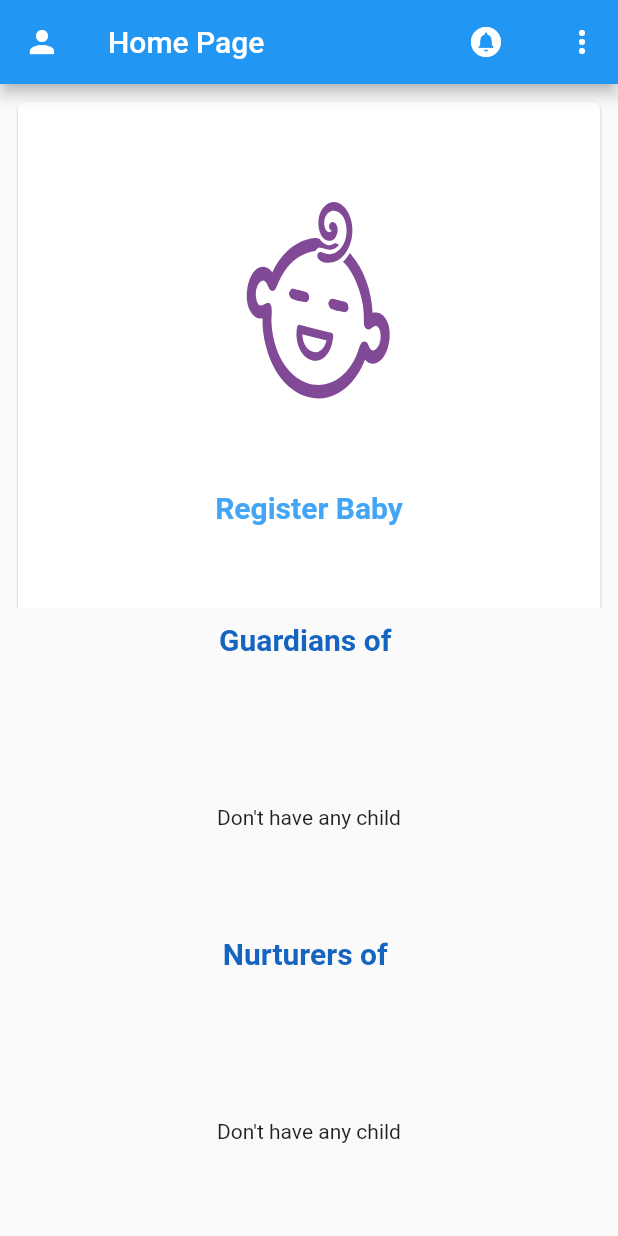
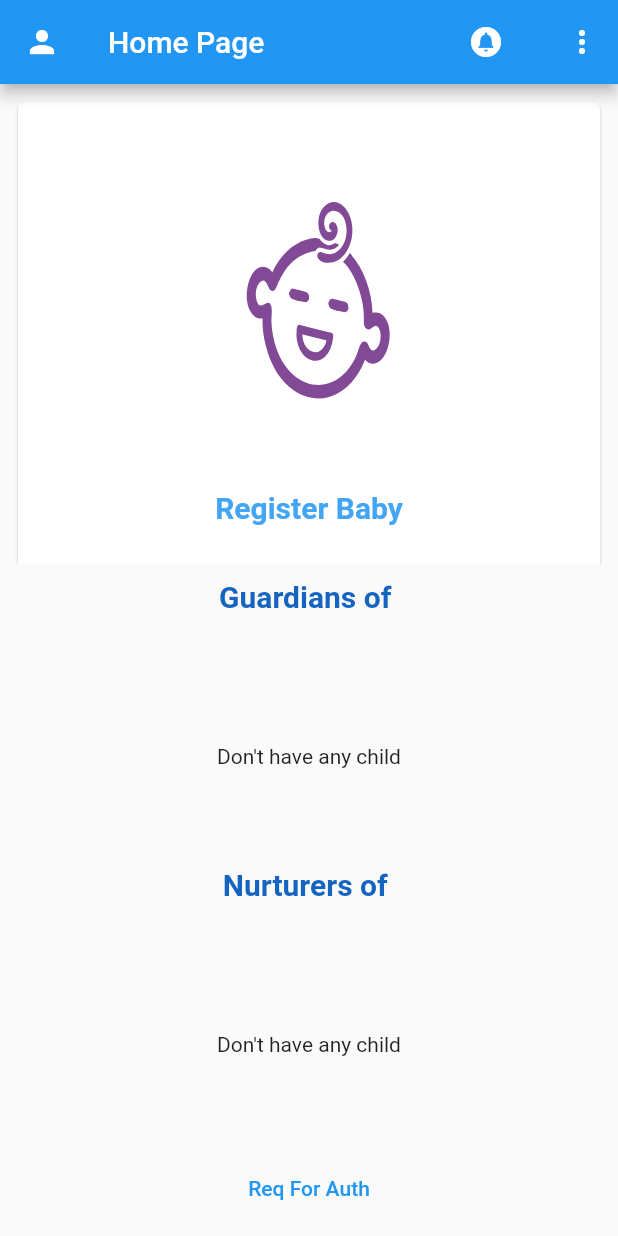
Before and after one commit to RaiyanJahangir/Capstone-Project, a Flutter app: the UserHome screen opened directly, on a phone screen of 412 x 824 dp. Run offline on Flutter 3.47's test engine with Material 2 defaults, Android fonts, the phone set to English and light mode, and no system bars; our stand-ins replace cloud_firestore, datetime_picker_formfield, firebase_auth, firebase_core, firebase_database, firebase_messaging and 10 more; missing offline and left inert: draw_graph, flutter_gauge; accounts and stored records are empty.

Commit message:
nur req up

```diff
--- a/lib/screens/baby_info_as_nurturer.dart
+++ b/lib/screens/baby_info_as_nurturer.dart
@@ -260,7 +260,7 @@ class _nurturer_homepageState extends State<nurturer_homepage> {
                     elevation: 4,
                     child: InkWell(
                       onTap: () => Navigator.of(context).push(
-                          MaterialPageRoute(builder: (c) => reqauth(widget.text))),
+                          MaterialPageRoute(builder: (c) => reqauth())),
                       child: Column(
                         mainAxisAlignment: MainAxisAlignment.center,
                         children: [
--- a/lib/screens/user_home_page.dart
+++ b/lib/screens/user_home_page.dart
@@ -9,6 +9,7 @@ import 'package:email_password_login/screens/home_screen.dart';
 import 'package:email_password_login/screens/register_child.dart';
 import 'package:email_password_login/screens/registration_screen.dart';
 import 'package:email_password_login/model/user_model.dart';
+import 'package:email_password_login/screens/req_auth_page.dart';
 import 'package:firebase_auth/firebase_auth.dart';
 import 'package:flutter/material.dart';
 import 'package:fluttertoast/fluttertoast.dart';
@@ -340,7 +341,18 @@ class _UserHomeState extends State<UserHome> {
                     }).toList(),
                   )
                       : Center(child: const Text('Don\'t have any child')),
-                )
+                ),
+                Expanded(
+                  flex: 1,
+                    child: TextButton(
+                  style: TextButton.styleFrom(
+                    primary: Colors.blue,
+                    onSurface: Colors.blue[900],
+                  ),
+                  onPressed: () {Navigator.of(context).push(
+                      MaterialPageRoute(builder: (c) => reqauth()));},
+                  child: Text('Req For Auth'),
+                ))
               ]
           ),
         )
```
Also changed, not shown: lib/screens/req_auth_page.dart (+14 -40 lines).
